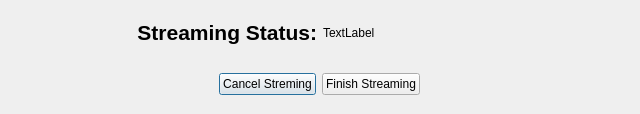
Old version of the form UserApp/Dialogs/StreamingPanel.ui in the repository proximax-storage/cpp-xpx-storage-user-app.
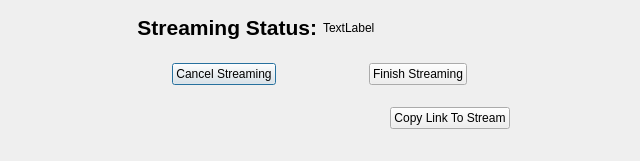
New version of the form.

```diff
--- a/UserApp/Dialogs/StreamingPanel.ui
+++ b/UserApp/Dialogs/StreamingPanel.ui
@@ -7,7 +7,7 @@
     <x>0</x>
     <y>0</y>
     <width>640</width>
-    <height>114</height>
+    <height>161</height>
    </rect>
   </property>
   <property name="windowTitle">
@@ -19,7 +19,7 @@
      <x>-1</x>
      <y>-1</y>
      <width>641</width>
-     <height>117</height>
+     <height>147</height>
     </rect>
    </property>
    <layout class="QVBoxLayout" name="verticalLayout_5">
@@ -81,7 +81,20 @@
     <item>
      <layout class="QHBoxLayout" name="horizontalLayout_4">
       <item>
-       <spacer name="horizontalSpacer_2">
+       <spacer name="horizontalSpacer_8">
+        <property name="orientation">
+         <enum>Qt::Horizontal</enum>
+        </property>
+        <property name="sizeHint" stdset="0">
+         <size>
+          <width>40</width>
+          <height>20</height>
+         </size>
+        </property>
+       </spacer>
+      </item>
+      <item>
+       <spacer name="horizontalSpacer_6">
         <property name="orientation">
          <enum>Qt::Horizontal</enum>
         </property>
@@ -96,10 +109,23 @@
       <item>
        <widget class="QPushButton" name="m_cancelBtn">
         <property name="text">
-         <string>Cancel Streming</string>
+         <string>Cancel Streaming</string>
         </property>
        </widget>
       </item>
+      <item>
+       <spacer name="horizontalSpacer_2">
+        <property name="orientation">
+         <enum>Qt::Horizontal</enum>
+        </property>
+        <property name="sizeHint" stdset="0">
+         <size>
+          <width>40</width>
+          <height>20</height>
+         </size>
+        </property>
+       </spacer>
+      </item>
       <item>
        <widget class="QPushButton" name="m_finishBtn">
         <property name="text">
@@ -109,6 +135,95 @@
       </item>
       <item>
        <spacer name="horizontalSpacer_3">
+        <property name="orientation">
+         <enum>Qt::Horizontal</enum>
+        </property>
+        <property name="sizeHint" stdset="0">
+         <size>
+          <width>40</width>
+          <height>20</height>
+         </size>
+        </property>
+       </spacer>
+      </item>
+      <item>
+       <spacer name="horizontalSpacer_9">
+        <property name="orientation">
+         <enum>Qt::Horizontal</enum>
+        </property>
+        <property name="sizeHint" stdset="0">
+         <size>
+          <width>40</width>
+          <height>20</height>
+         </size>
+        </property>
+       </spacer>
+      </item>
+     </layout>
+    </item>
+    <item>
+     <spacer name="verticalSpacer_4">
+      <property name="orientation">
+       <enum>Qt::Vertical</enum>
+      </property>
+      <property name="sizeHint" stdset="0">
+       <size>
+        <width>20</width>
+        <height>40</height>
+       </size>
+      </property>
+     </spacer>
+    </item>
+    <item>
+     <layout class="QHBoxLayout" name="horizontalLayout">
+      <item>
+       <spacer name="horizontalSpacer">
+        <property name="orientation">
+         <enum>Qt::Horizontal</enum>
+        </property>
+        <property name="sizeHint" stdset="0">
+         <size>
+          <width>40</width>
+          <height>20</height>
+         </size>
+        </property>
+       </spacer>
+      </item>
+      <item>
+       <spacer name="horizontalSpacer_7">
+        <property name="orientation">
+         <enum>Qt::Horizontal</enum>
+        </property>
+        <property name="sizeHint" stdset="0">
+         <size>
+          <width>40</width>
+          <height>20</height>
+         </size>
+        </property>
+       </spacer>
+      </item>
+      <item>
+       <spacer name="horizontalSpacer_5">
+        <property name="orientation">
+         <enum>Qt::Horizontal</enum>
+        </property>
+        <property name="sizeHint" stdset="0">
+         <size>
+          <width>40</width>
+          <height>20</height>
+         </size>
+        </property>
+       </spacer>
+      </item>
+      <item>
+       <widget class="QPushButton" name="m_copyLinkBtn">
+        <property name="text">
+         <string>Copy Link To Stream</string>
+        </property>
+       </widget>
+      </item>
+      <item>
+       <spacer name="horizontalSpacer_4">
         <property name="orientation">
          <enum>Qt::Horizontal</enum>
         </property>
```
